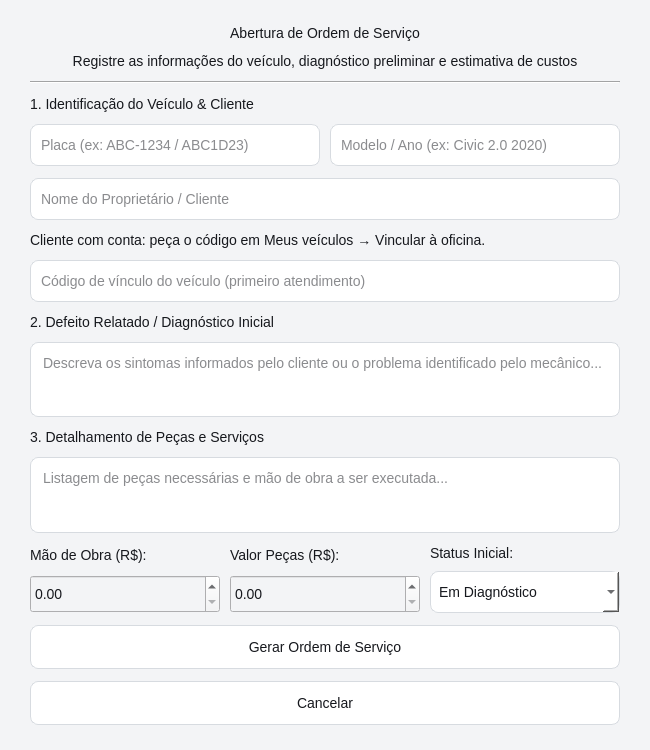
Before: the Qt Designer form qt/t_cadOs.ui in antig200073-star/AutoFlow, drawn with Qt 5.
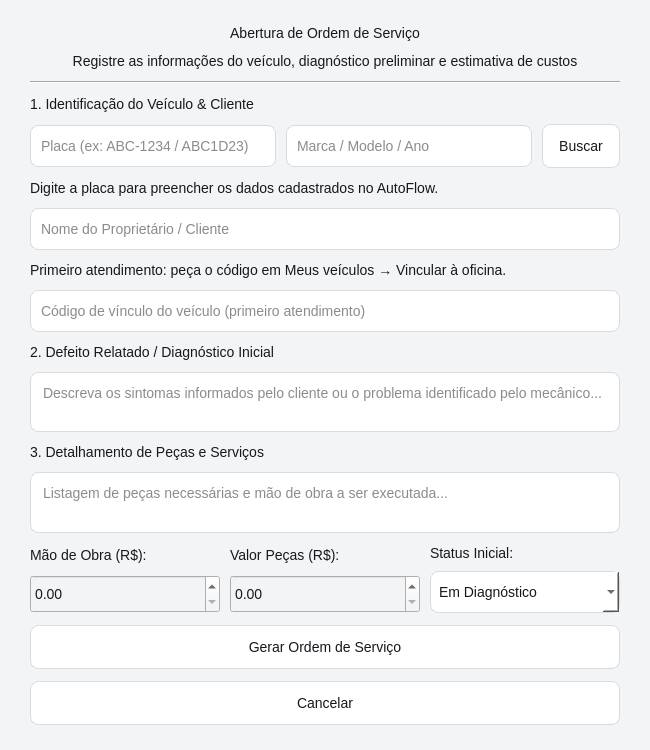
After: the same form once the commit is applied.

Commit message: feat: preencher dados da ordem de serviço pela placa

Patch:
```diff
--- a/qt/t_cadOs.ui
+++ b/qt/t_cadOs.ui
@@ -99,12 +99,25 @@
         </size>
        </property>
        <property name="placeholderText">
-        <string>Modelo / Ano (ex: Civic 2.0 2020)</string>
+        <string>Marca / Modelo / Ano</string>
        </property>
       </widget>
      </item>
+     <item>
+      <widget class="QPushButton" name="btnConsultarPlaca">
+       <property name="text"><string>Buscar</string></property>
+       <property name="toolTip"><string>Consultar novamente os dados da placa</string></property>
+       <property name="autoDefault"><bool>false</bool></property>
+      </widget>
+     </item>
     </layout>
    </item>
+   <item>
+    <widget class="QLabel" name="lblConsultaPlaca">
+     <property name="text"><string>Digite a placa para preencher os dados cadastrados no AutoFlow.</string></property>
+     <property name="wordWrap"><bool>true</bool></property>
+    </widget>
+   </item>
    <item>
     <widget class="QLineEdit" name="txtCliente">
      <property name="minimumSize">
@@ -120,7 +133,7 @@
    </item>
    <item>
     <widget class="QLabel" name="lblCodigoVinculo">
-     <property name="text"><string>Cliente com conta: peça o código em Meus veículos → Vincular à oficina.</string></property>
+     <property name="text"><string>Primeiro atendimento: peça o código em Meus veículos → Vincular à oficina.</string></property>
      <property name="wordWrap"><bool>true</bool></property>
     </widget>
    </item>
```
The commit also changes 7 other files.
